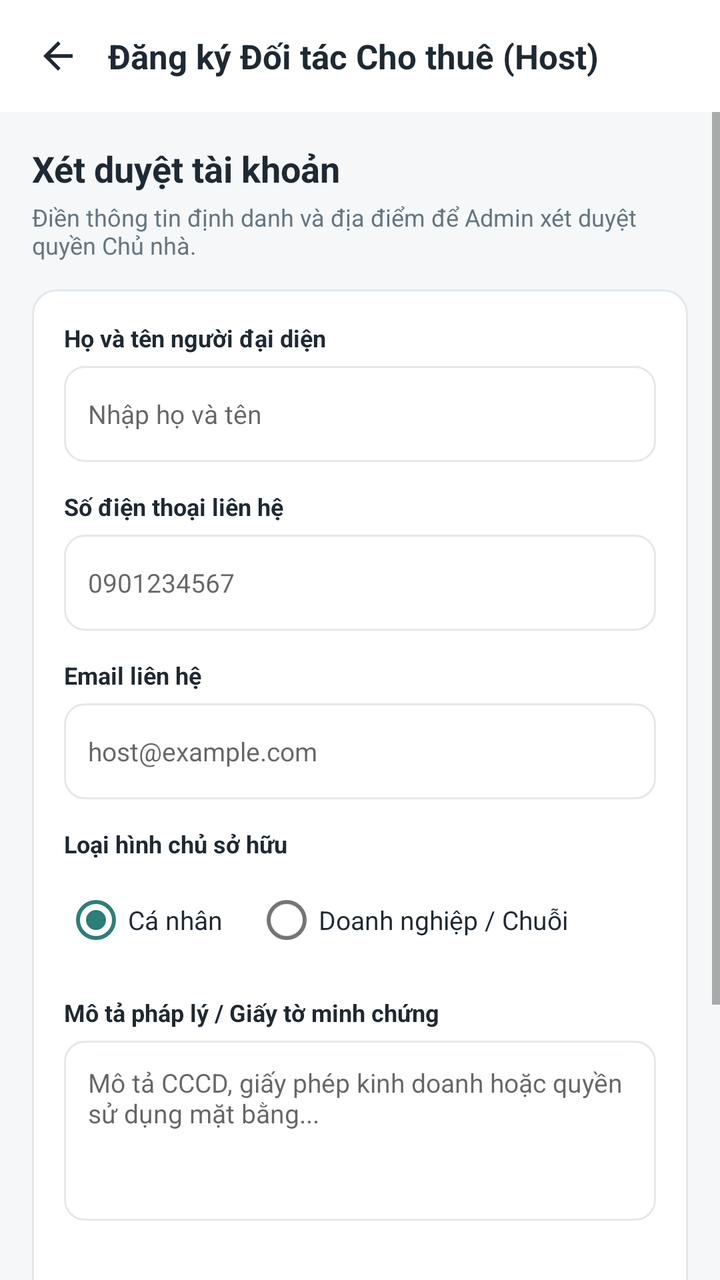
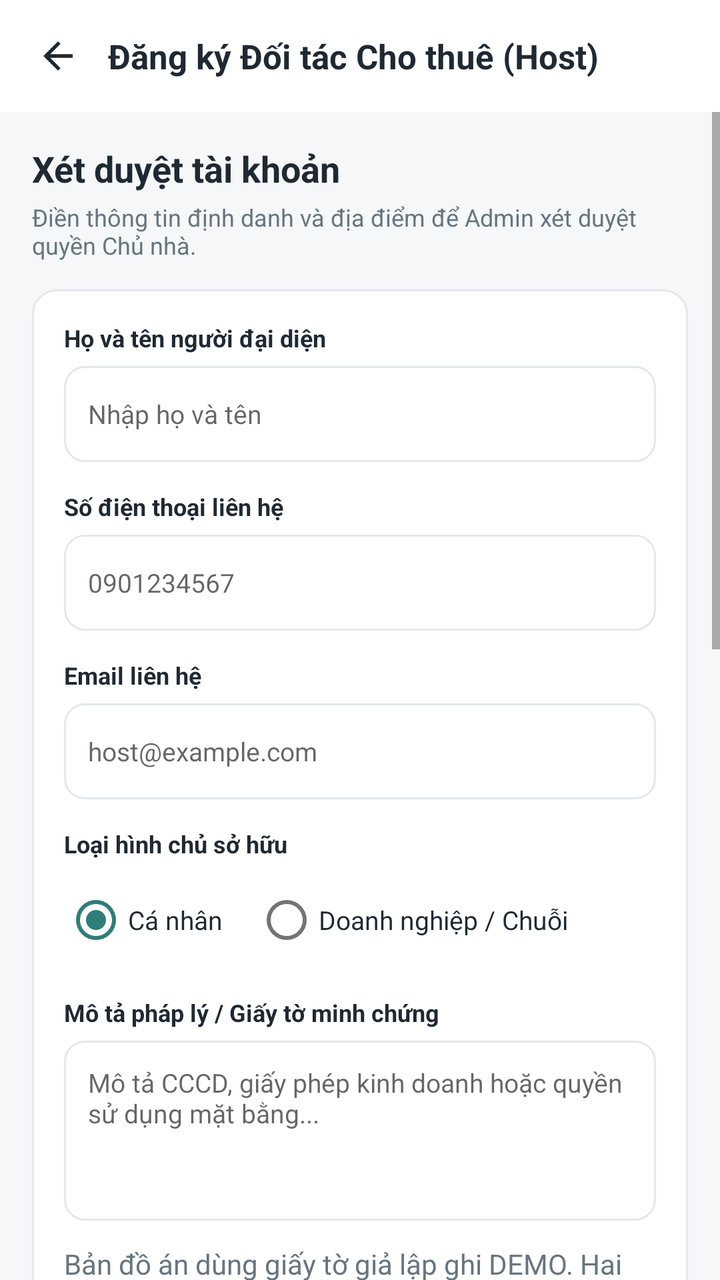

Screens rendered from an Android XML layout before and after an edit, with the pre-edit source and the edit as a unified diff.
<!-- AndroidManifest.xml: application theme Theme.BroomSharing -->
<!-- res/layout/activity_host_apply.xml -->
<?xml version="1.0" encoding="utf-8"?>
<androidx.constraintlayout.widget.ConstraintLayout xmlns:android="http://schemas.android.com/apk/res/android" xmlns:app="http://schemas.android.com/apk/res-auto" android:layout_width="match_parent" android:layout_height="match_parent" android:background="@color/screen_bg">
  <LinearLayout android:id="@+id/topBar" android:layout_width="0dp" android:layout_height="56dp" android:background="@color/white" android:gravity="center_vertical" android:orientation="horizontal" android:paddingStart="12dp" android:paddingEnd="12dp" app:layout_constraintEnd_toEndOf="parent" app:layout_constraintStart_toStartOf="parent" app:layout_constraintTop_toTopOf="parent">
    <ImageView android:id="@+id/btnBack" android:layout_width="34dp" android:layout_height="34dp" android:padding="6dp" android:src="@drawable/ic_arrow_back" android:contentDescription="Quay lại" />
    <TextView android:layout_width="0dp" android:layout_height="wrap_content" android:layout_marginStart="8dp" android:layout_weight="1" android:text="Đăng ký Đối tác Cho thuê (Host)" android:textColor="@color/text_primary" android:textSize="17sp" android:textStyle="bold" />
  </LinearLayout>
  <ScrollView android:layout_width="0dp" android:layout_height="0dp" android:fillViewport="true" app:layout_constraintBottom_toBottomOf="parent" app:layout_constraintEnd_toEndOf="parent" app:layout_constraintStart_toStartOf="parent" app:layout_constraintTop_toBottomOf="@id/topBar">
    <LinearLayout android:layout_width="match_parent" android:layout_height="wrap_content" android:orientation="vertical" android:padding="16dp">
      <TextView android:layout_width="match_parent" android:layout_height="wrap_content" android:text="Xét duyệt tài khoản" android:textColor="@color/text_primary" android:textSize="18sp" android:textStyle="bold" />
      <TextView android:layout_width="match_parent" android:layout_height="wrap_content" android:layout_marginTop="4dp" android:text="Điền thông tin định danh và địa điểm để Admin xét duyệt quyền Chủ nhà." android:textColor="@color/text_secondary" android:textSize="12sp" />
      <LinearLayout android:layout_width="match_parent" android:layout_height="wrap_content" android:layout_marginTop="14dp" android:background="@drawable/bg_card" android:orientation="vertical" android:padding="16dp">
        <TextView android:layout_width="match_parent" android:layout_height="wrap_content" android:text="Họ và tên người đại diện" android:textColor="@color/text_primary" android:textSize="12sp" android:textStyle="bold" />
        <EditText android:id="@+id/etFullName" android:layout_width="match_parent" android:layout_height="48dp" android:layout_marginTop="6dp" android:background="@drawable/bg_input" android:hint="Nhập họ và tên" android:inputType="textPersonName|textCapWords" android:maxLines="1" android:paddingStart="12dp" android:paddingEnd="12dp" android:textColor="@color/text_primary" android:textSize="13sp" />
        <TextView android:layout_width="match_parent" android:layout_height="wrap_content" android:layout_marginTop="14dp" android:text="Số điện thoại liên hệ" android:textColor="@color/text_primary" android:textSize="12sp" android:textStyle="bold" />
        <EditText android:id="@+id/etPhone" android:layout_width="match_parent" android:layout_height="48dp" android:layout_marginTop="6dp" android:background="@drawable/bg_input" android:hint="0901234567" android:inputType="phone" android:maxLines="1" android:paddingStart="12dp" android:paddingEnd="12dp" android:textColor="@color/text_primary" android:textSize="13sp" />
        <TextView android:layout_width="match_parent" android:layout_height="wrap_content" android:layout_marginTop="14dp" android:text="Email liên hệ" android:textColor="@color/text_primary" android:textSize="12sp" android:textStyle="bold" />
        <EditText android:id="@+id/etEmail" android:layout_width="match_parent" android:layout_height="48dp" android:layout_marginTop="6dp" android:background="@drawable/bg_input" android:hint="host@example.com" android:inputType="textEmailAddress" android:maxLines="1" android:paddingStart="12dp" android:paddingEnd="12dp" android:textColor="@color/text_primary" android:textSize="13sp" />
        <TextView android:layout_width="match_parent" android:layout_height="wrap_content" android:layout_marginTop="14dp" android:text="Loại hình chủ sở hữu" android:textColor="@color/text_primary" android:textSize="12sp" android:textStyle="bold" />
        <RadioGroup android:id="@+id/rgOrgType" android:layout_width="match_parent" android:layout_height="wrap_content" android:layout_marginTop="6dp" android:orientation="horizontal">
          <RadioButton android:id="@+id/rbIndividual" android:layout_width="wrap_content" android:layout_height="wrap_content" android:checked="true" android:text="Cá nhân" android:textColor="@color/text_primary" android:textSize="13sp" />
          <RadioButton android:id="@+id/rbBusiness" android:layout_width="wrap_content" android:layout_height="wrap_content" android:layout_marginStart="16dp" android:text="Doanh nghiệp / Chuỗi" android:textColor="@color/text_primary" android:textSize="13sp" />
        </RadioGroup>
        <TextView android:layout_width="match_parent" android:layout_height="wrap_content" android:layout_marginTop="14dp" android:text="Mô tả pháp lý / Giấy tờ minh chứng" android:textColor="@color/text_primary" android:textSize="12sp" android:textStyle="bold" />
        <EditText android:id="@+id/etDoc" android:layout_width="match_parent" android:layout_height="90dp" android:layout_marginTop="6dp" android:background="@drawable/bg_input" android:gravity="top|start" android:hint="Mô tả CCCD, giấy phép kinh doanh hoặc quyền sử dụng mặt bằng..." android:inputType="textMultiLine" android:padding="12dp" android:textColor="@color/text_primary" android:textSize="13sp" />
        <TextView android:id="@+id/tvApplicationStatus" android:layout_width="match_parent" android:layout_height="wrap_content" android:padding="12dp" android:textColor="@color/teal_dark" android:accessibilityLiveRegion="polite" />
        <TextView android:id="@+id/tvFeedback" android:layout_width="match_parent" android:layout_height="wrap_content" android:textColor="@color/danger" android:accessibilityLiveRegion="polite" />
        <Button android:id="@+id/btnRefresh" android:layout_width="match_parent" android:layout_height="wrap_content" android:text="Tải lại trạng thái" />
        <TextView android:id="@+id/btnSubmit" android:layout_width="match_parent" android:layout_height="48dp" android:layout_marginTop="20dp" android:background="@drawable/bg_button_primary" android:clickable="true" android:focusable="true" android:gravity="center" android:text="Nộp hồ sơ xét duyệt" android:textColor="@color/white" android:textSize="14sp" android:textStyle="bold" />
        <ProgressBar android:id="@+id/progressBar" android:layout_width="wrap_content" android:layout_height="wrap_content" android:layout_gravity="center" android:layout_marginTop="12dp" android:visibility="gone" />
      </LinearLayout>
    </LinearLayout>
  </ScrollView>
</androidx.constraintlayout.widget.ConstraintLayout>
<!-- resources referenced by this layout -->
<resources>
  <color name="danger">#C94B4B</color>
  <color name="screen_bg">#F5F7F8</color>
  <color name="teal_dark">#246863</color>
  <color name="text_primary">#1F2933</color>
  <color name="text_secondary">#667580</color>
  <color name="white">#FFFFFF</color>
  <!-- drawable bg_button_primary (drawable) -->
  <shape xmlns:android="http://schemas.android.com/apk/res/android" android:shape="rectangle">
      <solid android:color="@color/teal" />
      <corners android:radius="10dp" />
  </shape>
  <!-- drawable bg_card (drawable) -->
  <shape xmlns:android="http://schemas.android.com/apk/res/android" android:shape="rectangle">
      <solid android:color="@color/white" />
      <corners android:radius="12dp" />
      <stroke android:width="1dp" android:color="@color/border" />
  </shape>
  <!-- drawable bg_input (drawable) -->
  <shape xmlns:android="http://schemas.android.com/apk/res/android" android:shape="rectangle">
      <solid android:color="@color/white" />
      <corners android:radius="10dp" />
      <stroke android:width="1dp" android:color="@color/border" />
  </shape>
  <!-- drawable ic_arrow_back (drawable) -->
  <vector xmlns:android="http://schemas.android.com/apk/res/android" android:width="24dp" android:height="24dp" android:viewportWidth="24" android:viewportHeight="24">
      <path android:fillColor="#1F2933" android:pathData="M20,11H7.8l5.6,-5.6L12,4l-8,8 8,8 1.4,-1.4L7.8,13H20z"/>
  </vector>
  <style name="Theme.BroomSharing" parent="Theme.MaterialComponents.DayNight.NoActionBar">
          <item name="colorPrimary">@color/teal</item>
          <item name="colorSecondary">@color/teal</item>
          <item name="colorPrimaryVariant">@color/teal_dark</item>
          <item name="colorOnPrimary">@color/white</item>
          <item name="android:fontFamily">sans-serif</item>
          <item name="android:windowLightStatusBar">true</item>
          <item name="android:statusBarColor">@color/white</item>
          <item name="android:navigationBarColor">@color/white</item>
          <item name="android:windowBackground">@color/screen_bg</item>
      </style>
  <color name="teal">#2F7D78</color>
  <color name="border">#E3E8EC</color>
</resources>

<!-- the commit's change to res/layout/activity_host_apply.xml (unified diff, before → after) -->
@@ -22,6 +22,19 @@
         </RadioGroup>
         <TextView android:layout_width="match_parent" android:layout_height="wrap_content" android:layout_marginTop="14dp" android:text="Mô tả pháp lý / Giấy tờ minh chứng" android:textColor="@color/text_primary" android:textSize="12sp" android:textStyle="bold" />
         <EditText android:id="@+id/etDoc" android:layout_width="match_parent" android:layout_height="90dp" android:layout_marginTop="6dp" android:background="@drawable/bg_input" android:gravity="top|start" android:hint="Mô tả CCCD, giấy phép kinh doanh hoặc quyền sử dụng mặt bằng..." android:inputType="textMultiLine" android:padding="12dp" android:textColor="@color/text_primary" android:textSize="13sp" />
+        <TextView android:layout_width="match_parent" android:layout_height="wrap_content" android:text="@string/identity_demo_note" android:textColor="@color/text_secondary" android:paddingTop="12dp" android:paddingBottom="8dp" />
+        <TextView android:layout_width="match_parent" android:layout_height="wrap_content" android:text="@string/identity_front" android:textStyle="bold" />
+        <ImageView android:id="@+id/identityFront" android:layout_width="match_parent" android:layout_height="150dp" android:src="@drawable/ic_photo" android:scaleType="fitCenter" android:contentDescription="@string/identity_front" />
+        <LinearLayout android:layout_width="match_parent" android:layout_height="wrap_content" android:orientation="horizontal">
+          <Button android:id="@+id/btnIdentityFrontGallery" android:layout_width="0dp" android:layout_weight="1" android:layout_height="wrap_content" android:text="@string/avatar_gallery" android:textAllCaps="false" />
+          <Button android:id="@+id/btnIdentityFrontUrl" android:layout_width="0dp" android:layout_weight="1" android:layout_height="wrap_content" android:text="@string/avatar_url" android:textAllCaps="false" />
+        </LinearLayout>
+        <TextView android:layout_width="match_parent" android:layout_height="wrap_content" android:text="@string/identity_back" android:textStyle="bold" />
+        <ImageView android:id="@+id/identityBack" android:layout_width="match_parent" android:layout_height="150dp" android:src="@drawable/ic_photo" android:scaleType="fitCenter" android:contentDescription="@string/identity_back" />
+        <LinearLayout android:layout_width="match_parent" android:layout_height="wrap_content" android:orientation="horizontal">
+          <Button android:id="@+id/btnIdentityBackGallery" android:layout_width="0dp" android:layout_weight="1" android:layout_height="wrap_content" android:text="@string/avatar_gallery" android:textAllCaps="false" />
+          <Button android:id="@+id/btnIdentityBackUrl" android:layout_width="0dp" android:layout_weight="1" android:layout_height="wrap_content" android:text="@string/avatar_url" android:textAllCaps="false" />
+        </LinearLayout>
         <TextView android:id="@+id/tvApplicationStatus" android:layout_width="match_parent" android:layout_height="wrap_content" android:padding="12dp" android:textColor="@color/teal_dark" android:accessibilityLiveRegion="polite" />
         <TextView android:id="@+id/tvFeedback" android:layout_width="match_parent" android:layout_height="wrap_content" android:textColor="@color/danger" android:accessibilityLiveRegion="polite" />
         <Button android:id="@+id/btnRefresh" android:layout_width="match_parent" android:layout_height="wrap_content" android:text="Tải lại trạng thái" />
<!-- resource entries referenced after the edit -->
@@ -27,6 +27,21 @@
   <vector xmlns:android="http://schemas.android.com/apk/res/android" android:width="24dp" android:height="24dp" android:viewportWidth="24" android:viewportHeight="24">
       <path android:fillColor="#1F2933" android:pathData="M20,11H7.8l5.6,-5.6L12,4l-8,8 8,8 1.4,-1.4L7.8,13H20z"/>
   </vector>
+  <!-- drawable ic_photo (drawable) -->
+  <vector xmlns:android="http://schemas.android.com/apk/res/android"
+      android:width="24dp"
+      android:height="24dp"
+      android:viewportWidth="24"
+      android:viewportHeight="24">
+    <path
+        android:fillColor="#FF64748B"
+        android:pathData="M21,19V5c0,-1.1 -0.9,-2 -2,-2H5c-1.1,0 -2,0.9 -2,2v14c0,1.1 0.9,2 2,2h14c1.1,0 2,-0.9 2,-2zM8.5,13.5l2.5,3.01L14.5,12l4.5,6H5l3.5,-4.5z"/>
+  </vector>
+  <string name="avatar_gallery">Chọn ảnh</string>
+  <string name="avatar_url">Nhập URL</string>
+  <string name="identity_back">Mặt sau giấy tờ</string>
+  <string name="identity_demo_note">Bản đồ án dùng giấy tờ giả lập ghi DEMO. Hai ảnh được lưu theo URL công khai; không gửi giấy tờ thật.</string>
+  <string name="identity_front">Mặt trước giấy tờ</string>
   <style name="Theme.BroomSharing" parent="Theme.MaterialComponents.DayNight.NoActionBar">
           <item name="colorPrimary">@color/teal</item>
           <item name="colorSecondary">@color/teal</item>
